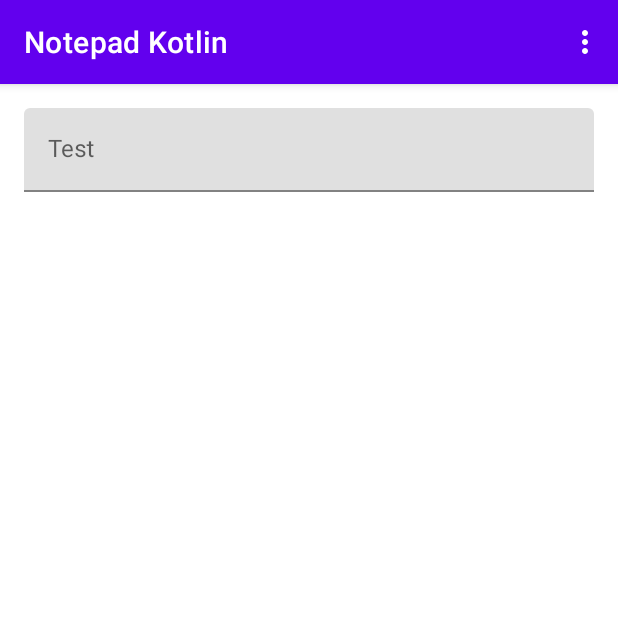
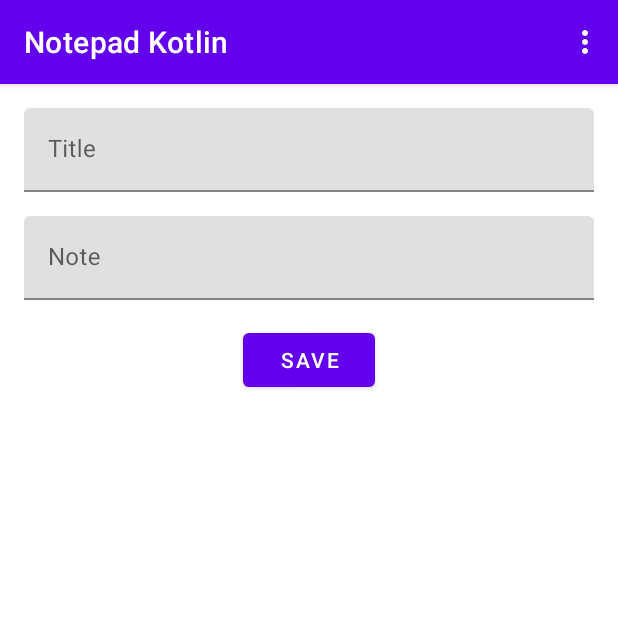
Before and after one commit to skanibani/MadLevel5Task1, an Android app: the AddNoteFragment screen opened through its navigation route, on a phone screen of 412 x 824 dp, the top half of it. Run offline under Robolectric (Android 15) with nearby library versions, the phone set to English and light mode, and no system bars; our stand-ins replace Room's generated code.

Commit message:
Add Note Edit layout

```diff
--- a/app/src/main/java/com/example/madlevel5task1/ui/AddNoteFragment.kt
+++ b/app/src/main/java/com/example/madlevel5task1/ui/AddNoteFragment.kt
@@ -5,6 +5,8 @@ import androidx.fragment.app.Fragment
 import android.view.LayoutInflater
 import android.view.View
 import android.view.ViewGroup
+import androidx.navigation.fragment.findNavController
+import com.example.madlevel5task1.R
 import com.example.madlevel5task1.databinding.FragmentAddNoteBinding
 
 class AddNoteFragment : Fragment() {
@@ -25,6 +27,11 @@ class AddNoteFragment : Fragment() {
     override fun onViewCreated(view: View, savedInstanceState: Bundle?) {
         super.onViewCreated(view, savedInstanceState)
 
+        binding.btnSave.setOnClickListener {
+
+            // Back to Notepad
+            findNavController().navigate(R.id.action_AddNoteFragment_to_NotepadFragment)
+        }
     }
 
     override fun onDestroyView() {
--- a/app/src/main/res/layout/fragment_add_note.xml
+++ b/app/src/main/res/layout/fragment_add_note.xml
@@ -7,19 +7,51 @@
     tools:context=".ui.AddNoteFragment">
 
     <com.google.android.material.textfield.TextInputLayout
+        android:id="@+id/textInputLayout"
         android:layout_width="match_parent"
         android:layout_height="wrap_content"
         android:layout_marginStart="16dp"
         android:layout_marginTop="16dp"
         android:layout_marginEnd="16dp"
-        android:hint="Test"
+        android:hint="@string/add_note_title"
         app:layout_constraintEnd_toEndOf="parent"
         app:layout_constraintStart_toStartOf="parent"
         app:layout_constraintTop_toTopOf="parent">
 
         <com.google.android.material.textfield.TextInputEditText
+            android:id="@+id/inputTitle"
             android:layout_width="match_parent"
             android:layout_height="wrap_content" />
     </com.google.android.material.textfield.TextInputLayout>
 
+    <com.google.android.material.textfield.TextInputLayout
+        android:id="@+id/textInputLayout2"
+        android:layout_width="match_parent"
+        android:layout_height="wrap_content"
+        android:layout_marginStart="16dp"
+        android:layout_marginTop="16dp"
+        android:layout_marginEnd="16dp"
+        android:hint="@string/add_note_note"
+        app:layout_constraintEnd_toEndOf="parent"
+        app:layout_constraintStart_toStartOf="parent"
+        app:layout_constraintTop_toBottomOf="@+id/textInputLayout">
+
+        <com.google.android.material.textfield.TextInputEditText
+            android:id="@+id/inputNote"
+            android:layout_width="match_parent"
+            android:layout_height="wrap_content" />
+
+    </com.google.android.material.textfield.TextInputLayout>
+
+    <Button
+        android:id="@+id/btnSave"
+        android:layout_width="wrap_content"
+        android:layout_height="wrap_content"
+        android:layout_marginTop="16dp"
+        android:layout_weight="1"
+        android:text="@string/add_note_save"
+        app:layout_constraintEnd_toEndOf="parent"
+        app:layout_constraintStart_toStartOf="parent"
+        app:layout_constraintTop_toBottomOf="@+id/textInputLayout2" />
+
 </androidx.constraintlayout.widget.ConstraintLayout>
--- a/app/src/main/res/navigation/nav_graph.xml
+++ b/app/src/main/res/navigation/nav_graph.xml
@@ -22,7 +22,7 @@
         tools:layout="@layout/fragment_add_note">
 
         <action
-            android:id="@+id/action_SecondFragment_to_FirstFragment"
+            android:id="@+id/action_AddNoteFragment_to_NotepadFragment"
             app:destination="@id/NotepadFragment" />
     </fragment>
 </navigation>
```
